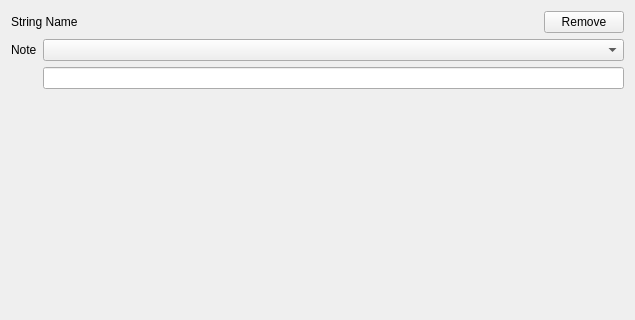
Qt form src/qt/Settings/StringEditArea.ui (chuckfairy/OrzaSteel) before a commit.
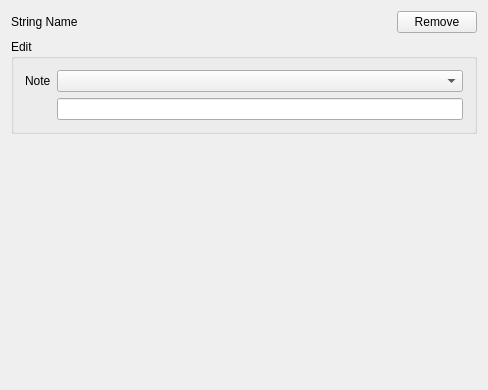
The same form after that commit.

Patch:
```diff
--- a/src/qt/Settings/StringEditArea.ui
+++ b/src/qt/Settings/StringEditArea.ui
@@ -6,8 +6,8 @@
    <rect>
     <x>0</x>
     <y>0</y>
-    <width>635</width>
-    <height>320</height>
+    <width>488</width>
+    <height>390</height>
    </rect>
   </property>
   <property name="sizePolicy">
@@ -69,6 +69,12 @@
      <property name="sizeConstraint">
       <enum>QLayout::SetDefaultConstraint</enum>
      </property>
+     <item>
+      <widget class="QGroupBox" name="groupBox">
+       <property name="title">
+        <string>Edit</string>
+       </property>
+       <layout class="QVBoxLayout" name="verticalLayout_2">
      <item>
       <layout class="QFormLayout" name="formLayout">
        <item row="0" column="0">
@@ -105,6 +111,9 @@
         </widget>
        </item>
       </layout>
+        </item>
+       </layout>
+      </widget>
      </item>
     </layout>
    </item>
```
Left out of the diff: 2 changed lines with no effect on the pictures. Lines whose indentation alone changed are shown as unchanged.
